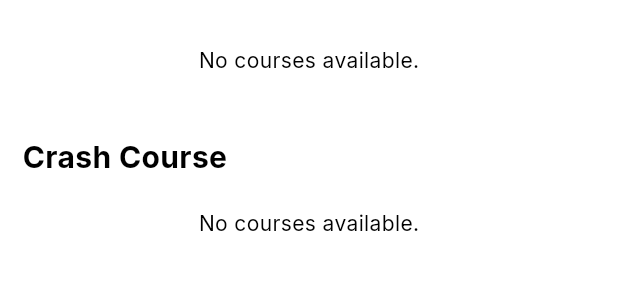
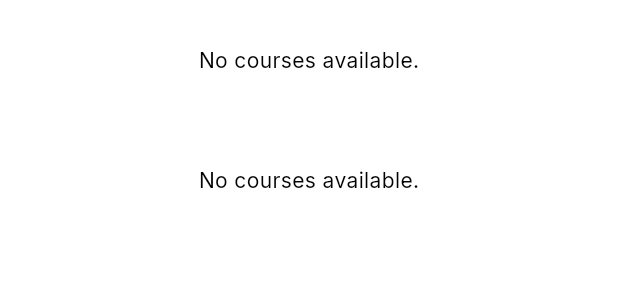
Before and after one commit to Shahabuddin1122/job-ostad, a Flutter app: the Courses widget shown alone on an empty page, opened directly with empty values, on a phone screen of 412 x 824 dp. Shown: the top 300 px of the screen. Run offline on Flutter 3.47's test engine with Material 3 defaults, Android fonts, the phone set to English and light mode, and no system bars; our stand-ins replace carousel_slider, fl_chart, flutter_svg, google_fonts, lottie, shared_preferences and 2 more; missing offline and left inert: syncfusion_flutter_pdfviewer; accounts and stored records are empty; network calls fail; project files that could hold a hidden picture were left out.

Commit message:
add loading state in exam page

```diff
--- a/job_ostad/lib/screens/courses.dart
+++ b/job_ostad/lib/screens/courses.dart
@@ -105,11 +105,6 @@ class _CoursesState extends State<Courses> {
                   ],
                 ),
             const SizedBox(height: 20),
-            Text(
-              "Crash Course",
-              style: TextStyle(fontSize: 20, fontWeight: FontWeight.bold),
-            ),
-            // Show skeleton loader while data is loading
             isLoading
                 ? SkeletonCourseItem()
                 : allCourses.isEmpty
@@ -117,10 +112,21 @@ class _CoursesState extends State<Courses> {
                   padding: EdgeInsets.symmetric(vertical: 20),
                   child: Center(child: Text("No courses available.")),
                 )
-                : GridView.builder(
+                : Column(
+                  crossAxisAlignment: CrossAxisAlignment.start,
+                  children: [
+                    Text(
+                      "Crash Course",
+                      style: TextStyle(
+                        fontSize: 20,
+                        fontWeight: FontWeight.bold,
+                      ),
+                    ),
+                    GridView.builder(
                       shrinkWrap: true,
                       physics: const NeverScrollableScrollPhysics(),
-                  gridDelegate: const SliverGridDelegateWithFixedCrossAxisCount(
+                      gridDelegate:
+                          const SliverGridDelegateWithFixedCrossAxisCount(
                             crossAxisCount: 2,
                             crossAxisSpacing: 10,
                             mainAxisSpacing: 10,
@@ -142,6 +148,8 @@ class _CoursesState extends State<Courses> {
                     ),
                   ],
                 ),
+          ],
+        ),
       ),
     );
   }
--- a/job_ostad/lib/screens/exam.dart
+++ b/job_ostad/lib/screens/exam.dart
@@ -2,9 +2,9 @@ import 'dart:convert';
 
 import 'package:flutter/material.dart';
 import 'package:job_ostad/utils/api_settings.dart';
-import 'package:job_ostad/utils/constants.dart';
 import 'package:job_ostad/utils/custom_theme.dart';
 import 'package:job_ostad/widgets/examCard.dart';
+import 'package:job_ostad/widgets/examShimmer.dart';
 
 class Exam extends StatefulWidget {
   final String id;
@@ -53,9 +53,9 @@ class _ExamState extends State<Exam> {
         padding: Theme.of(context).defaultPadding,
         child:
             isLoading
-                ? const Center(child: CircularProgressIndicator())
+                ? ExamShimmer()
                 : exams.isEmpty
-                ? Center(child: const Text("No exams available."))
+                ? Center(child: const Text("Course Content Not available"))
                 : Column(
                   crossAxisAlignment: CrossAxisAlignment.start,
                   children: [
```
Also changed, not shown: job_ostad/lib/widgets/examShimmer.dart (added, +29 -0 lines). Lines whose indentation alone changed are shown as unchanged.
